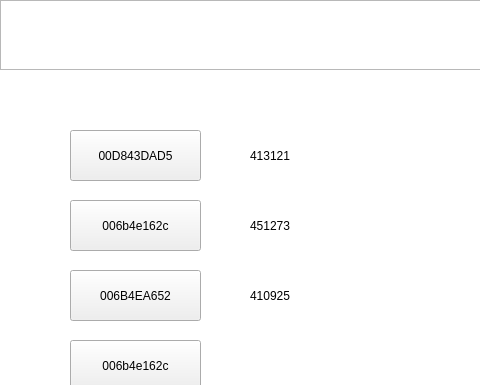
This is SmartCabinet/Device/devicesimulate.ui in birdman1992/SmartCabinet as Qt 5 draws it before an edit; both pictures show x 0 to 480 and y 0 to 385 of the 640 by 480 pixel window. The edited form follows.
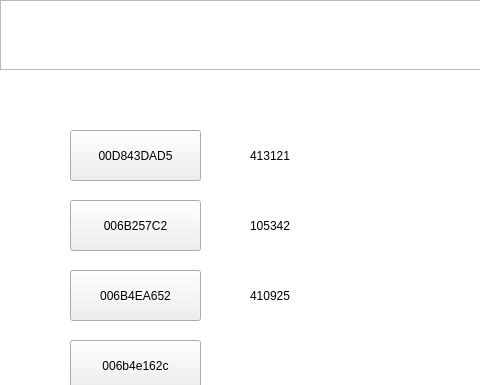
This is the edited form.

Diff of the .ui file:
```diff
--- a/SmartCabinet/Device/devicesimulate.ui
+++ b/SmartCabinet/Device/devicesimulate.ui
@@ -88,7 +88,7 @@
         <enum>Qt::NoFocus</enum>
        </property>
        <property name="text">
-        <string>006b4e162c</string>
+        <string>006B257C2</string>
        </property>
       </widget>
       <widget class="QPushButton" name="pushButton_3">
@@ -146,7 +146,7 @@
         </rect>
        </property>
        <property name="text">
-        <string>451273</string>
+        <string>105342</string>
        </property>
       </widget>
       <widget class="QLabel" name="label_3">
```
